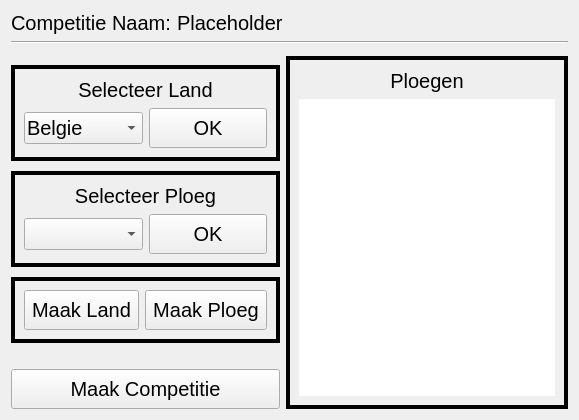
This is ui/CreateCompetition.ui in Ancalagon02/LeagueTracker2 as Qt 5 draws it before an edit. The edited form follows.
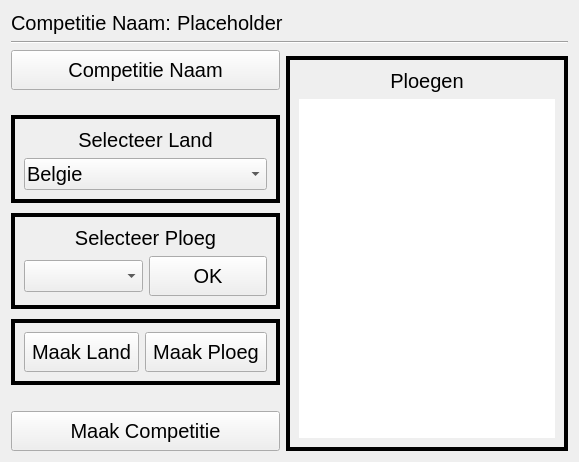
This is the edited form.

What changed in the file:
```diff
--- a/ui/CreateCompetition.ui
+++ b/ui/CreateCompetition.ui
@@ -49,6 +49,13 @@
      <property name="spacing">
       <number>10</number>
      </property>
+     <item>
+      <widget class="QPushButton" name="competition_name_button">
+       <property name="text">
+        <string>Competitie Naam</string>
+       </property>
+      </widget>
+     </item>
      <item>
       <spacer name="verticalSpacer_1">
        <property name="orientation">
@@ -85,8 +92,6 @@
          </widget>
         </item>
         <item>
-         <layout class="QHBoxLayout" name="grid_2_col_1_row_1">
-          <item>
            <widget class="QComboBox" name="country_comboBox">
             <item>
              <property name="text">
@@ -99,15 +104,6 @@
              </property>
             </item>
            </widget>
-          </item>
-          <item>
-           <widget class="QPushButton" name="country_pushButton">
-            <property name="text">
-             <string>OK</string>
-            </property>
-           </widget>
-          </item>
-         </layout>
         </item>
        </layout>
       </widget>
```
Lines whose indentation alone changed are shown as unchanged.
